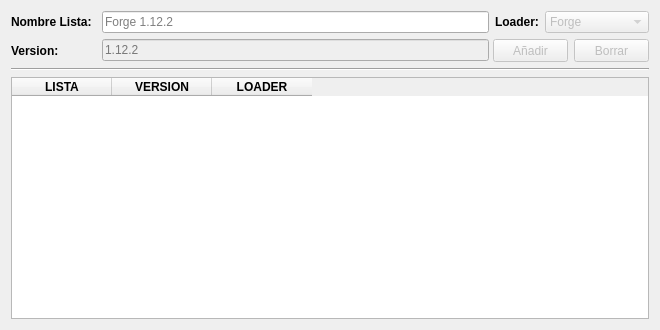
This is pyqt_windows/lists_dialog.ui in MelonRodante/ModList as Qt 5 draws it before an edit. The edited form follows.
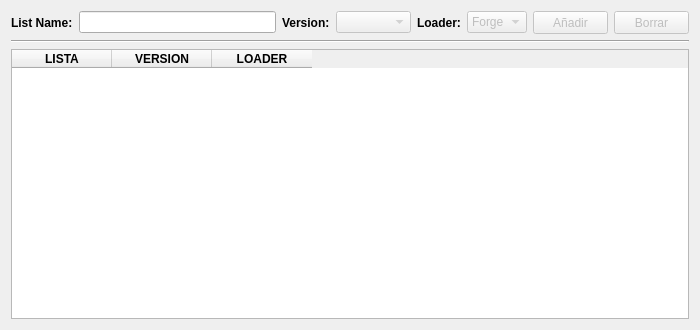
This is the edited form. Icons and pictures are not drawn.

Commit message: Acabado el sistema de copiar listas Cambio en los links de acceso a la api para centralizarlos en un solo archivo Mejoras de calidad de vida

Patch:
```diff
--- a/pyqt_windows/lists_dialog.ui
+++ b/pyqt_windows/lists_dialog.ui
@@ -9,19 +9,19 @@
    <rect>
     <x>0</x>
     <y>0</y>
-    <width>660</width>
+    <width>700</width>
     <height>330</height>
    </rect>
   </property>
   <property name="minimumSize">
    <size>
-    <width>660</width>
+    <width>700</width>
     <height>330</height>
    </size>
   </property>
   <property name="maximumSize">
    <size>
-    <width>660</width>
+    <width>700</width>
     <height>16777215</height>
    </size>
   </property>
@@ -37,21 +37,27 @@
   </property>
   <layout class="QVBoxLayout" name="verticalLayout">
    <item>
-    <layout class="QHBoxLayout" name="horizontalLayout_2" stretch="1,7,0,0">
+    <layout class="QHBoxLayout" name="horizontalLayout_2" stretch="1,7,0,0,0,0,0,0">
      <property name="topMargin">
       <number>0</number>
      </property>
      <item>
       <widget class="QLabel" name="lblList">
+       <property name="sizePolicy">
+        <sizepolicy hsizetype="Preferred" vsizetype="Preferred">
+         <horstretch>0</horstretch>
+         <verstretch>0</verstretch>
+        </sizepolicy>
+       </property>
        <property name="minimumSize">
         <size>
-         <width>85</width>
+         <width>0</width>
          <height>0</height>
         </size>
        </property>
        <property name="maximumSize">
         <size>
-         <width>77</width>
+         <width>16777215</width>
          <height>16777215</height>
         </size>
        </property>
@@ -62,7 +68,7 @@
         </font>
        </property>
        <property name="text">
-        <string>Nombre Lista:</string>
+        <string>List Name:</string>
        </property>
       </widget>
      </item>
@@ -70,18 +76,80 @@
       <widget class="QLineEdit" name="editList">
        <property name="minimumSize">
         <size>
-         <width>387</width>
+         <width>0</width>
          <height>0</height>
         </size>
        </property>
        <property name="maximumSize">
         <size>
-         <width>387</width>
+         <width>16777215</width>
          <height>16777215</height>
         </size>
        </property>
+       <property name="text">
+        <string/>
+       </property>
+       <property name="maxLength">
+        <number>24</number>
+       </property>
        <property name="placeholderText">
-        <string>Forge 1.12.2 </string>
+        <string/>
+       </property>
+       <property name="clearButtonEnabled">
+        <bool>true</bool>
+       </property>
+      </widget>
+     </item>
+     <item>
+      <widget class="QLabel" name="lblVersion">
+       <property name="sizePolicy">
+        <sizepolicy hsizetype="Preferred" vsizetype="Preferred">
+         <horstretch>0</horstretch>
+         <verstretch>0</verstretch>
+        </sizepolicy>
+       </property>
+       <property name="minimumSize">
+        <size>
+         <width>0</width>
+         <height>0</height>
+        </size>
+       </property>
+       <property name="maximumSize">
+        <size>
+         <width>99999</width>
+         <height>16777215</height>
+        </size>
+       </property>
+       <property name="font">
+        <font>
+         <weight>75</weight>
+         <bold>true</bold>
+        </font>
+       </property>
+       <property name="text">
+        <string>Version:</string>
+       </property>
+      </widget>
+     </item>
+     <item>
+      <widget class="QComboBox" name="cmbVersion">
+       <property name="enabled">
+        <bool>false</bool>
+       </property>
+       <property name="minimumSize">
+        <size>
+         <width>75</width>
+         <height>0</height>
+        </size>
+       </property>
+       <property name="maximumSize">
+        <size>
+         <width>75</width>
+         <height>16777215</height>
+        </size>
+       </property>
+       <property name="layoutDirection">
+        <enum>Qt::LeftToRight</enum>
        </property>
       </widget>
      </item>
@@ -111,10 +179,16 @@
        </property>
        <property name="minimumSize">
         <size>
-         <width>0</width>
+         <width>60</width>
          <height>0</height>
         </size>
        </property>
+       <property name="maximumSize">
+        <size>
+         <width>60</width>
+         <height>16777215</height>
+        </size>
+       </property>
        <item>
         <property name="text">
          <string>Forge</string>
@@ -125,63 +199,6 @@
          <string>Fabric</string>
         </property>
        </item>
-      </widget>
-     </item>
-    </layout>
-   </item>
-   <item>
-    <layout class="QHBoxLayout" name="horizontalLayout" stretch="1,7,0,0">
-     <property name="topMargin">
-      <number>0</number>
-     </property>
-     <item>
-      <widget class="QLabel" name="lblVersion">
-       <property name="minimumSize">
-        <size>
-         <width>85</width>
-         <height>0</height>
-        </size>
-       </property>
-       <property name="maximumSize">
-        <size>
-         <width>77</width>
-         <height>16777215</height>
-        </size>
-       </property>
-       <property name="font">
-        <font>
-         <weight>75</weight>
-         <bold>true</bold>
-        </font>
-       </property>
-       <property name="text">
-        <string>Version:</string>
-       </property>
-      </widget>
-     </item>
-     <item>
-      <widget class="QLineEdit" name="editVersion">
-       <property name="enabled">
-        <bool>false</bool>
-       </property>
-       <property name="minimumSize">
-        <size>
-         <width>387</width>
-         <height>0</height>
-        </size>
-       </property>
-       <property name="maximumSize">
-        <size>
-         <width>387</width>
-         <height>16777215</height>
-        </size>
-       </property>
-       <property name="text">
-        <string/>
-       </property>
-       <property name="placeholderText">
-        <string>1.12.2</string>
-       </property>
       </widget>
      </item>
      <item>
```
The commit also changes 13 other files.
